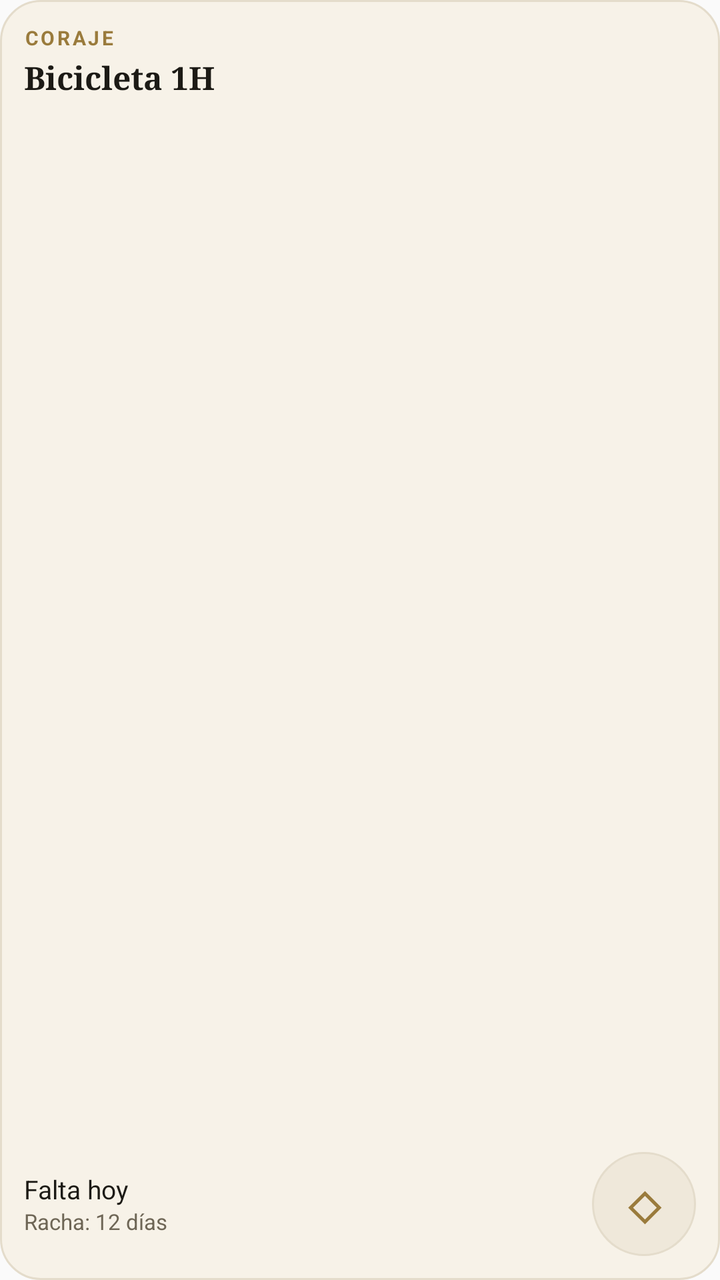
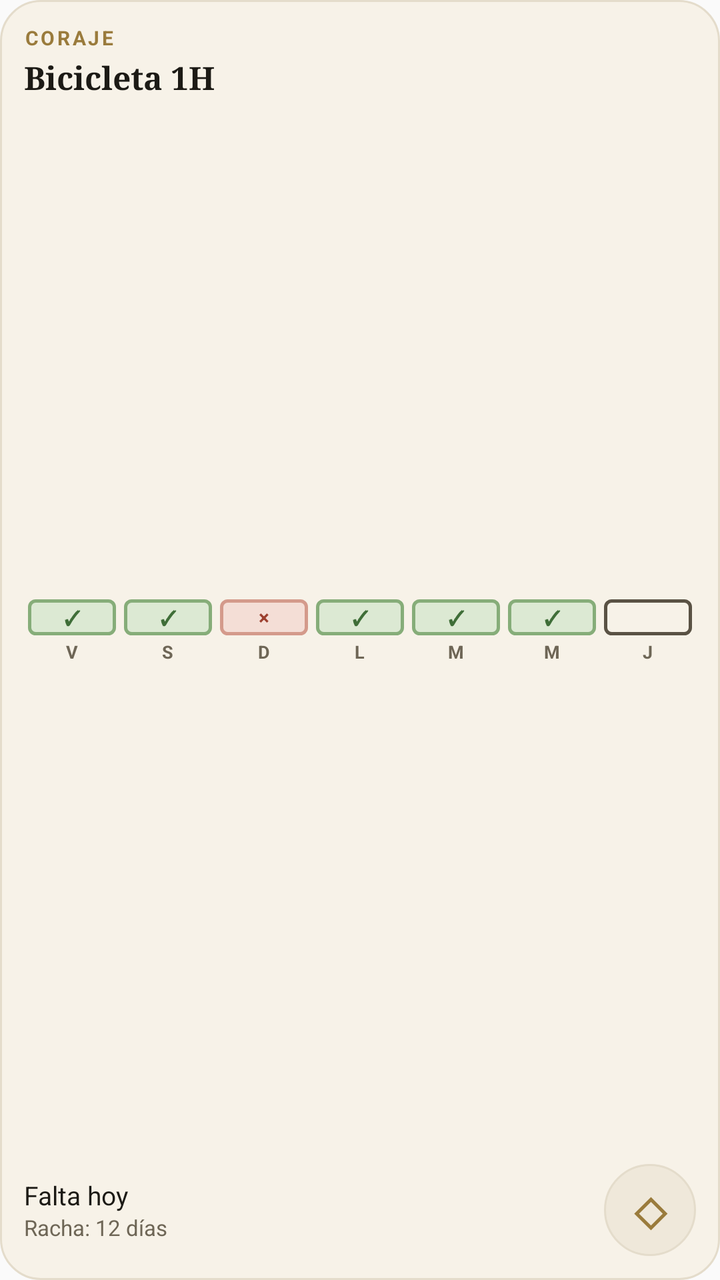

The first picture is an Android layout as it rendered before a commit; the second is the same layout after the commit. The layout source and the unified diff follow.
<!-- AndroidManifest.xml: application theme AppTheme -->
<!-- res/layout/widget_habito_muestra.xml -->
<?xml version="1.0" encoding="utf-8"?>
<LinearLayout xmlns:android="http://schemas.android.com/apk/res/android" android:id="@+id/widget_raiz" android:layout_width="match_parent" android:layout_height="match_parent" android:background="@drawable/widget_fondo" android:orientation="vertical" android:padding="12dp">

    <TextView android:id="@+id/h_virtud" android:layout_width="wrap_content" android:layout_height="wrap_content" android:letterSpacing="0.12" android:maxLines="1" android:text="Coraje" android:textAllCaps="true" android:textColor="@color/widget_dorado" android:textSize="10sp" android:textStyle="bold"/>

    <TextView android:id="@+id/h_nombre" android:layout_width="match_parent" android:layout_height="wrap_content" android:layout_marginTop="2dp" android:ellipsize="end" android:fontFamily="serif" android:maxLines="2" android:text="Bicicleta 1H" android:textColor="@color/widget_texto" android:textSize="16sp" android:textStyle="bold"/>

    
    <FrameLayout android:layout_width="match_parent" android:layout_height="0dp" android:layout_weight="1" android:minHeight="4dp"/>

    <LinearLayout android:layout_width="match_parent" android:layout_height="wrap_content" android:gravity="center_vertical" android:orientation="horizontal">

        <LinearLayout android:layout_width="0dp" android:layout_height="wrap_content" android:layout_weight="1" android:orientation="vertical">

            <TextView android:id="@+id/h_detalle" android:layout_width="wrap_content" android:layout_height="wrap_content" android:maxLines="1" android:textColor="@color/widget_texto" android:textSize="13sp" android:text="Falta hoy"/>

            <TextView android:id="@+id/h_racha" android:layout_width="wrap_content" android:layout_height="wrap_content" android:maxLines="1" android:textColor="@color/widget_suave" android:textSize="11sp" android:text="Racha: 12 días"/>
        </LinearLayout>

        <TextView android:id="@+id/h_marca" android:layout_width="52dp" android:layout_height="52dp" android:background="@drawable/widget_boton" android:gravity="center" android:text="◇" android:textColor="@color/widget_dorado" android:textSize="26sp" android:textStyle="bold"/>
    </LinearLayout>
</LinearLayout>
<!-- resources referenced by this layout -->
<resources>
  <color name="widget_dorado">#9A7B3C</color>
  <color name="widget_suave">#6E6656</color>
  <color name="widget_texto">#1C1A15</color>
  <!-- drawable widget_boton (drawable) -->
  <?xml version="1.0" encoding="utf-8"?>
  <shape xmlns:android="http://schemas.android.com/apk/res/android" android:shape="oval">
      <solid android:color="@color/widget_fila" />
      <stroke android:width="1dp" android:color="@color/widget_borde" />
  </shape>
  <!-- drawable widget_fondo (drawable) -->
  <?xml version="1.0" encoding="utf-8"?>
  <shape xmlns:android="http://schemas.android.com/apk/res/android" android:shape="rectangle">
      <solid android:color="@color/widget_fondo" />
      <corners android:radius="20dp" />
      <stroke android:width="1dp" android:color="@color/widget_borde" />
  </shape>
  <style name="AppTheme" parent="Theme.AppCompat.Light.DarkActionBar">
          
          <item name="colorPrimary">@color/colorPrimary</item>
          <item name="colorPrimaryDark">@color/colorPrimaryDark</item>
          <item name="colorAccent">@color/colorAccent</item>
      </style>
  <color name="widget_fila">#EFE8DA</color>
  <color name="widget_borde">#E4DCCB</color>
  <color name="widget_fondo">#F7F2E8</color>
</resources>

<!-- the commit's change to res/layout/widget_habito_muestra.xml (unified diff, before → after) -->
@@ -5,8 +5,62 @@
 
     <TextView android:id="@+id/h_nombre" android:layout_width="match_parent" android:layout_height="wrap_content" android:layout_marginTop="2dp" android:ellipsize="end" android:fontFamily="serif" android:maxLines="2" android:text="Bicicleta 1H" android:textColor="@color/widget_texto" android:textSize="16sp" android:textStyle="bold"/>
 
+    <FrameLayout android:layout_width="match_parent" android:layout_height="0dp" android:layout_weight="1" android:minHeight="6dp"/>
+
     
-    <FrameLayout android:layout_width="match_parent" android:layout_height="0dp" android:layout_weight="1" android:minHeight="4dp"/>
+    <LinearLayout android:id="@+id/h_semana" android:layout_width="match_parent" android:layout_height="wrap_content" android:orientation="horizontal">
+
+        <LinearLayout android:layout_width="0dp" android:layout_height="wrap_content" android:layout_weight="1" android:gravity="center_horizontal" android:orientation="vertical">
+
+            <TextView android:id="@+id/h_bx0" android:layout_width="match_parent" android:layout_height="18dp" android:layout_marginStart="2dp" android:layout_marginEnd="2dp" android:background="@drawable/dia_ok" android:gravity="center" android:textColor="@color/widget_ok" android:textSize="10sp" android:textStyle="bold" android:text="✓"/>
+
+            <TextView android:id="@+id/h_lb0" android:layout_width="wrap_content" android:layout_height="wrap_content" android:layout_marginTop="2dp" android:textColor="@color/widget_suave" android:textSize="9sp" android:textStyle="bold" android:text="V"/>
+        </LinearLayout>
+
+        <LinearLayout android:layout_width="0dp" android:layout_height="wrap_content" android:layout_weight="1" android:gravity="center_horizontal" android:orientation="vertical">
+
+            <TextView android:id="@+id/h_bx1" android:layout_width="match_parent" android:layout_height="18dp" android:layout_marginStart="2dp" android:layout_marginEnd="2dp" android:background="@drawable/dia_ok" android:gravity="center" android:textColor="@color/widget_ok" android:textSize="10sp" android:textStyle="bold" android:text="✓"/>
+
+            <TextView android:id="@+id/h_lb1" android:layout_width="wrap_content" android:layout_height="wrap_content" android:layout_marginTop="2dp" android:textColor="@color/widget_suave" android:textSize="9sp" android:textStyle="bold" android:text="S"/>
+        </LinearLayout>
+
+        <LinearLayout android:layout_width="0dp" android:layout_height="wrap_content" android:layout_weight="1" android:gravity="center_horizontal" android:orientation="vertical">
+
+            <TextView android:id="@+id/h_bx2" android:layout_width="match_parent" android:layout_height="18dp" android:layout_marginStart="2dp" android:layout_marginEnd="2dp" android:background="@drawable/dia_mal" android:gravity="center" android:textColor="@color/widget_miss" android:textSize="10sp" android:textStyle="bold" android:text="×"/>
+
+            <TextView android:id="@+id/h_lb2" android:layout_width="wrap_content" android:layout_height="wrap_content" android:layout_marginTop="2dp" android:textColor="@color/widget_suave" android:textSize="9sp" android:textStyle="bold" android:text="D"/>
+        </LinearLayout>
+
+        <LinearLayout android:layout_width="0dp" android:layout_height="wrap_content" android:layout_weight="1" android:gravity="center_horizontal" android:orientation="vertical">
+
+            <TextView android:id="@+id/h_bx3" android:layout_width="match_parent" android:layout_height="18dp" android:layout_marginStart="2dp" android:layout_marginEnd="2dp" android:background="@drawable/dia_ok" android:gravity="center" android:textColor="@color/widget_ok" android:textSize="10sp" android:textStyle="bold" android:text="✓"/>
+
+            <TextView android:id="@+id/h_lb3" android:layout_width="wrap_content" android:layout_height="wrap_content" android:layout_marginTop="2dp" android:textColor="@color/widget_suave" android:textSize="9sp" android:textStyle="bold" android:text="L"/>
+        </LinearLayout>
+
+        <LinearLayout android:layout_width="0dp" android:layout_height="wrap_content" android:layout_weight="1" android:gravity="center_horizontal" android:orientation="vertical">
+
+            <TextView android:id="@+id/h_bx4" android:layout_width="match_parent" android:layout_height="18dp" android:layout_marginStart="2dp" android:layout_marginEnd="2dp" android:background="@drawable/dia_ok" android:gravity="center" android:textColor="@color/widget_ok" android:textSize="10sp" android:textStyle="bold" android:text="✓"/>
+
+            <TextView android:id="@+id/h_lb4" android:layout_width="wrap_content" android:layout_height="wrap_content" android:layout_marginTop="2dp" android:textColor="@color/widget_suave" android:textSize="9sp" android:textStyle="bold" android:text="M"/>
+        </LinearLayout>
+
+        <LinearLayout android:layout_width="0dp" android:layout_height="wrap_content" android:layout_weight="1" android:gravity="center_horizontal" android:orientation="vertical">
+
+            <TextView android:id="@+id/h_bx5" android:layout_width="match_parent" android:layout_height="18dp" android:layout_marginStart="2dp" android:layout_marginEnd="2dp" android:background="@drawable/dia_ok" android:gravity="center" android:textColor="@color/widget_ok" android:textSize="10sp" android:textStyle="bold" android:text="✓"/>
+
+            <TextView android:id="@+id/h_lb5" android:layout_width="wrap_content" android:layout_height="wrap_content" android:layout_marginTop="2dp" android:textColor="@color/widget_suave" android:textSize="9sp" android:textStyle="bold" android:text="M"/>
+        </LinearLayout>
+
+        <LinearLayout android:layout_width="0dp" android:layout_height="wrap_content" android:layout_weight="1" android:gravity="center_horizontal" android:orientation="vertical">
+
+            <TextView android:id="@+id/h_bx6" android:layout_width="match_parent" android:layout_height="18dp" android:layout_marginStart="2dp" android:layout_marginEnd="2dp" android:background="@drawable/dia_hoy" android:gravity="center" android:textColor="@color/widget_ok" android:textSize="10sp" android:textStyle="bold" android:text=""/>
+
+            <TextView android:id="@+id/h_lb6" android:layout_width="wrap_content" android:layout_height="wrap_content" android:layout_marginTop="2dp" android:textColor="@color/widget_suave" android:textSize="9sp" android:textStyle="bold" android:text="J"/>
+        </LinearLayout>
+    </LinearLayout>
+
+    <FrameLayout android:layout_width="match_parent" android:layout_height="0dp" android:layout_weight="1" android:minHeight="6dp"/>
 
     <LinearLayout android:layout_width="match_parent" android:layout_height="wrap_content" android:gravity="center_vertical" android:orientation="horizontal">
 
@@ -17,6 +71,6 @@
             <TextView android:id="@+id/h_racha" android:layout_width="wrap_content" android:layout_height="wrap_content" android:maxLines="1" android:textColor="@color/widget_suave" android:textSize="11sp" android:text="Racha: 12 días"/>
         </LinearLayout>
 
-        <TextView android:id="@+id/h_marca" android:layout_width="52dp" android:layout_height="52dp" android:background="@drawable/widget_boton" android:gravity="center" android:text="◇" android:textColor="@color/widget_dorado" android:textSize="26sp" android:textStyle="bold"/>
+        <TextView android:id="@+id/h_marca" android:layout_width="46dp" android:layout_height="46dp" android:background="@drawable/widget_boton" android:gravity="center" android:text="◇" android:textColor="@color/widget_dorado" android:textSize="26sp" android:textStyle="bold"/>
     </LinearLayout>
 </LinearLayout>
<!-- resource entries referenced after the edit -->
@@ -1,8 +1,31 @@
 <!-- resources referenced by this layout -->
 <resources>
   <color name="widget_dorado">#9A7B3C</color>
+  <color name="widget_miss">#9C3F2E</color>
+  <color name="widget_ok">#3F6E38</color>
   <color name="widget_suave">#6E6656</color>
   <color name="widget_texto">#1C1A15</color>
+  <!-- drawable dia_hoy (drawable) -->
+  <?xml version="1.0" encoding="utf-8"?>
+  <shape xmlns:android="http://schemas.android.com/apk/res/android" android:shape="rectangle">
+      <solid android:color="#00000000" />
+      <stroke android:width="1.5dp" android:color="@color/widget_mu2" />
+      <corners android:radius="3dp" />
+  </shape>
+  <!-- drawable dia_mal (drawable) -->
+  <?xml version="1.0" encoding="utf-8"?>
+  <shape xmlns:android="http://schemas.android.com/apk/res/android" android:shape="rectangle">
+      <solid android:color="@color/widget_missbg" />
+      <stroke android:width="1.5dp" android:color="@color/widget_missbd" />
+      <corners android:radius="3dp" />
+  </shape>
+  <!-- drawable dia_ok (drawable) -->
+  <?xml version="1.0" encoding="utf-8"?>
+  <shape xmlns:android="http://schemas.android.com/apk/res/android" android:shape="rectangle">
+      <solid android:color="@color/widget_okbg" />
+      <stroke android:width="1.5dp" android:color="@color/widget_okbd" />
+      <corners android:radius="3dp" />
+  </shape>
   <!-- drawable widget_boton (drawable) -->
   <?xml version="1.0" encoding="utf-8"?>
   <shape xmlns:android="http://schemas.android.com/apk/res/android" android:shape="oval">
@@ -22,6 +45,11 @@
           <item name="colorPrimaryDark">@color/colorPrimaryDark</item>
           <item name="colorAccent">@color/colorAccent</item>
       </style>
+  <color name="widget_mu2">#5A5244</color>
+  <color name="widget_missbg">#F4DED6</color>
+  <color name="widget_missbd">#D49A8B</color>
+  <color name="widget_okbg">#DCE9D3</color>
+  <color name="widget_okbd">#86AD79</color>
   <color name="widget_fila">#EFE8DA</color>
   <color name="widget_borde">#E4DCCB</color>
   <color name="widget_fondo">#F7F2E8</color>
